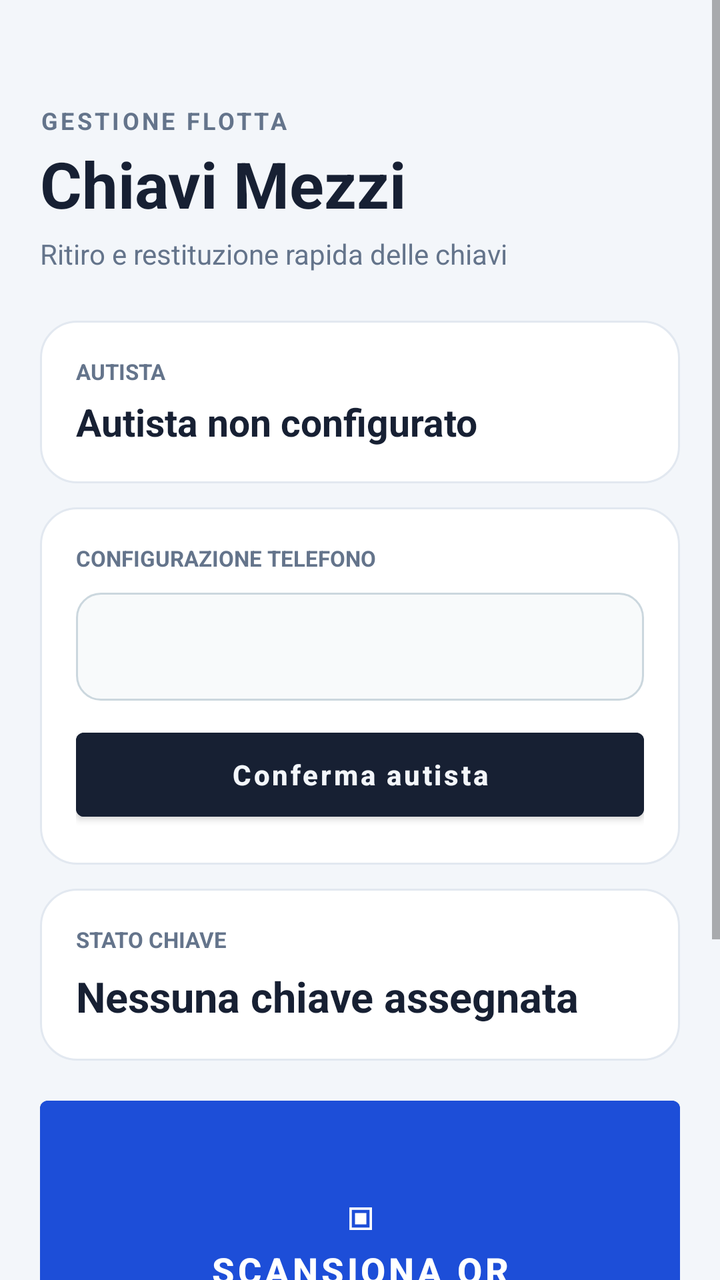
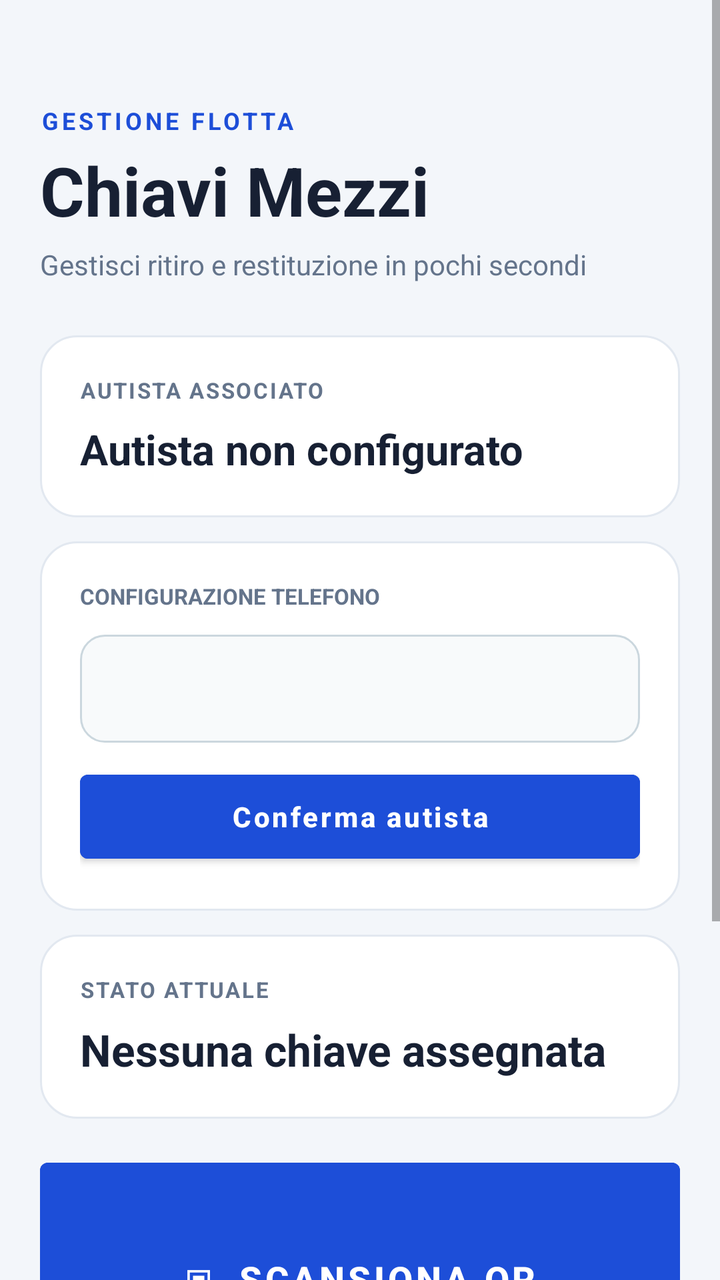

Screens rendered from an Android XML layout before and after an edit, with the pre-edit source and the edit as a unified diff.
<!-- AndroidManifest.xml: application theme Theme.GestioneChiavi -->
<!-- res/layout/activity_main.xml -->
<ScrollView xmlns:android="http://schemas.android.com/apk/res/android" android:layout_width="match_parent" android:layout_height="match_parent" android:background="@color/app_background" android:fillViewport="true" android:overScrollMode="never"><LinearLayout android:layout_width="match_parent" android:layout_height="wrap_content" android:orientation="vertical" android:paddingStart="20dp" android:paddingTop="52dp" android:paddingEnd="20dp" android:paddingBottom="28dp"><TextView android:layout_width="wrap_content" android:layout_height="wrap_content" android:text="GESTIONE FLOTTA" android:textColor="@color/text_secondary" android:textSize="12sp" android:textStyle="bold" android:letterSpacing="0.12"/><TextView android:layout_width="wrap_content" android:layout_height="wrap_content" android:layout_marginTop="2dp" android:text="Chiavi Mezzi" android:textColor="@color/text_primary" android:textSize="32sp" android:textStyle="bold"/><TextView android:layout_width="wrap_content" android:layout_height="wrap_content" android:layout_marginTop="4dp" android:text="Ritiro e restituzione rapida delle chiavi" android:textColor="@color/text_secondary" android:textSize="14sp"/><LinearLayout android:layout_width="match_parent" android:layout_height="wrap_content" android:layout_marginTop="24dp" android:background="@drawable/card_background" android:gravity="center_vertical" android:orientation="horizontal" android:padding="18dp"><LinearLayout android:layout_width="0dp" android:layout_height="wrap_content" android:layout_weight="1" android:orientation="vertical"><TextView android:layout_width="wrap_content" android:layout_height="wrap_content" android:text="AUTISTA" android:textColor="@color/text_secondary" android:textSize="11sp" android:textStyle="bold"/><TextView android:id="@+id/driver" android:layout_width="match_parent" android:layout_height="wrap_content" android:layout_marginTop="5dp" android:text="Autista non configurato" android:textColor="@color/text_primary" android:textSize="19sp" android:textStyle="bold"/></LinearLayout></LinearLayout><LinearLayout android:layout_width="match_parent" android:layout_height="wrap_content" android:layout_marginTop="12dp" android:background="@drawable/card_background" android:orientation="vertical" android:padding="18dp"><TextView android:layout_width="wrap_content" android:layout_height="wrap_content" android:text="CONFIGURAZIONE TELEFONO" android:textColor="@color/text_secondary" android:textSize="11sp" android:textStyle="bold"/><Spinner android:id="@+id/driverSpinner" android:layout_width="match_parent" android:layout_height="54dp" android:layout_marginTop="10dp" android:background="@drawable/input_background" android:paddingStart="14dp" android:paddingEnd="14dp"/><Button android:id="@+id/saveDriver" android:layout_width="match_parent" android:layout_height="54dp" android:layout_marginTop="10dp" android:backgroundTint="@color/text_primary" android:text="Conferma autista" android:textColor="@color/app_background" android:textAllCaps="false" android:textStyle="bold"/></LinearLayout><LinearLayout android:layout_width="match_parent" android:layout_height="wrap_content" android:layout_marginTop="12dp" android:background="@drawable/card_background" android:orientation="vertical" android:padding="18dp"><TextView android:layout_width="wrap_content" android:layout_height="wrap_content" android:text="STATO CHIAVE" android:textColor="@color/text_secondary" android:textSize="11sp" android:textStyle="bold"/><TextView android:id="@+id/status" android:layout_width="match_parent" android:layout_height="wrap_content" android:layout_marginTop="7dp" android:text="Nessuna chiave assegnata" android:textColor="@color/text_primary" android:textSize="21sp" android:textStyle="bold"/></LinearLayout><Button android:id="@+id/scan" android:layout_width="match_parent" android:layout_height="180dp" android:layout_marginTop="14dp" android:backgroundTint="@color/primary" android:gravity="center" android:lineSpacingExtra="5dp" android:text="▣\nSCANSIONA QR\nRitiro e restituzione chiave" android:textAllCaps="false" android:textColor="#FFFFFF" android:textSize="18sp" android:textStyle="bold"/><Button android:id="@+id/photo" android:layout_width="match_parent" android:layout_height="54dp" android:layout_marginTop="12dp" android:backgroundTint="@color/photo_button" android:text="Fotografa stato mezzo" android:textAllCaps="false" android:textColor="@color/primary" android:textStyle="bold" android:visibility="gone"/><TextView android:id="@+id/message" android:layout_width="match_parent" android:layout_height="wrap_content" android:layout_marginTop="14dp" android:background="@drawable/message_background" android:gravity="center" android:minHeight="42dp" android:padding="10dp" android:textColor="@color/text_primary" android:textSize="14sp" android:textStyle="bold"/><Button android:id="@+id/changeDriver" android:layout_width="match_parent" android:layout_height="50dp" android:layout_marginTop="14dp" android:backgroundTint="@color/secondary_button" android:text="Area responsabile / Cambio autista" android:textAllCaps="false" android:textColor="@color/text_primary" android:textStyle="bold"/></LinearLayout></ScrollView>
<!-- resources referenced by this layout -->
<resources>
  <color name="app_background">#F3F6FA</color>
  <color name="photo_button">#EFF6FF</color>
  <color name="primary">#1D4ED8</color>
  <color name="secondary_button">#E2E8F0</color>
  <color name="text_primary">#172033</color>
  <color name="text_secondary">#64748B</color>
  <!-- drawable card_background (drawable) -->
  <shape xmlns:android="http://schemas.android.com/apk/res/android" android:shape="rectangle"><solid android:color="@color/surface"/><corners android:radius="18dp"/><stroke android:width="1dp" android:color="@color/border"/></shape>
  <!-- drawable input_background (drawable) -->
  <shape xmlns:android="http://schemas.android.com/apk/res/android" android:shape="rectangle">
      <solid android:color="@color/surface_input" />
      <corners android:radius="12dp" />
      <stroke android:width="1dp" android:color="@color/border_input" />
      <padding android:left="8dp" android:top="4dp" android:right="8dp" android:bottom="4dp" />
  </shape>
  <!-- drawable message_background (drawable) -->
  <shape xmlns:android="http://schemas.android.com/apk/res/android" android:shape="rectangle">
      <solid android:color="@color/surface_message" />
      <corners android:radius="12dp" />
      <stroke android:width="1dp" android:color="@color/border_message" />
  </shape>
  <style name="Theme.GestioneChiavi" parent="Theme.MaterialComponents.DayNight.NoActionBar"><item name="colorPrimary">@color/primary</item><item name="colorPrimaryVariant">@color/primary_dark</item></style>
  <color name="surface">#FFFFFF</color>
  <color name="border">#E2E8F0</color>
  <color name="surface_input">#F8FAFB</color>
  <color name="border_input">#CBD7DE</color>
  <color name="surface_message">#EAF2F6</color>
  <color name="border_message">#D5E2E9</color>
  <color name="primary_dark">#173B57</color>
</resources>

<!-- the commit's change to res/layout/activity_main.xml (unified diff, before → after) -->
@@ -1 +1,45 @@
-<ScrollView xmlns:android="http://schemas.android.com/apk/res/android" android:layout_width="match_parent" android:layout_height="match_parent" android:background="@color/app_background" android:fillViewport="true" android:overScrollMode="never"><LinearLayout android:layout_width="match_parent" android:layout_height="wrap_content" android:orientation="vertical" android:paddingStart="20dp" android:paddingTop="52dp" android:paddingEnd="20dp" android:paddingBottom="28dp"><TextView android:layout_width="wrap_content" android:layout_height="wrap_content" android:text="GESTIONE FLOTTA" android:textColor="@color/text_secondary" android:textSize="12sp" android:textStyle="bold" android:letterSpacing="0.12"/><TextView android:layout_width="wrap_content" android:layout_height="wrap_content" android:layout_marginTop="2dp" android:text="Chiavi Mezzi" android:textColor="@color/text_primary" android:textSize="32sp" android:textStyle="bold"/><TextView android:layout_width="wrap_content" android:layout_height="wrap_content" android:layout_marginTop="4dp" android:text="Ritiro e restituzione rapida delle chiavi" android:textColor="@color/text_secondary" android:textSize="14sp"/><LinearLayout android:layout_width="match_parent" android:layout_height="wrap_content" android:layout_marginTop="24dp" android:background="@drawable/card_background" android:gravity="center_vertical" android:orientation="horizontal" android:padding="18dp"><LinearLayout android:layout_width="0dp" android:layout_height="wrap_content" android:layout_weight="1" android:orientation="vertical"><TextView android:layout_width="wrap_content" android:layout_height="wrap_content" android:text="AUTISTA" android:textColor="@color/text_secondary" android:textSize="11sp" android:textStyle="bold"/><TextView android:id="@+id/driver" android:layout_width="match_parent" android:layout_height="wrap_content" android:layout_marginTop="5dp" android:text="Autista non configurato" android:textColor="@color/text_primary" android:textSize="19sp" android:textStyle="bold"/></LinearLayout></LinearLayout><LinearLayout android:layout_width="match_parent" android:layout_height="wrap_content" android:layout_marginTop="12dp" android:background="@drawable/card_background" android:orientation="vertical" android:padding="18dp"><TextView android:layout_width="wrap_content" android:layout_height="wrap_content" android:text="CONFIGURAZIONE TELEFONO" android:textColor="@color/text_secondary" android:textSize="11sp" android:textStyle="bold"/><Spinner android:id="@+id/driverSpinner" android:layout_width="match_parent" android:layout_height="54dp" android:layout_marginTop="10dp" android:background="@drawable/input_background" android:paddingStart="14dp" android:paddingEnd="14dp"/><Button android:id="@+id/saveDriver" android:layout_width="match_parent" android:layout_height="54dp" android:layout_marginTop="10dp" android:backgroundTint="@color/text_primary" android:text="Conferma autista" android:textColor="@color/app_background" android:textAllCaps="false" android:textStyle="bold"/></LinearLayout><LinearLayout android:layout_width="match_parent" android:layout_height="wrap_content" android:layout_marginTop="12dp" android:background="@drawable/card_background" android:orientation="vertical" android:padding="18dp"><TextView android:layout_width="wrap_content" android:layout_height="wrap_content" android:text="STATO CHIAVE" android:textColor="@color/text_secondary" android:textSize="11sp" android:textStyle="bold"/><TextView android:id="@+id/status" android:layout_width="match_parent" android:layout_height="wrap_content" android:layout_marginTop="7dp" android:text="Nessuna chiave assegnata" android:textColor="@color/text_primary" android:textSize="21sp" android:textStyle="bold"/></LinearLayout><Button android:id="@+id/scan" android:layout_width="match_parent" android:layout_height="180dp" android:layout_marginTop="14dp" android:backgroundTint="@color/primary" android:gravity="center" android:lineSpacingExtra="5dp" android:text="▣\nSCANSIONA QR\nRitiro e restituzione chiave" android:textAllCaps="false" android:textColor="#FFFFFF" android:textSize="18sp" android:textStyle="bold"/><Button android:id="@+id/photo" android:layout_width="match_parent" android:layout_height="54dp" android:layout_marginTop="12dp" android:backgroundTint="@color/photo_button" android:text="Fotografa stato mezzo" android:textAllCaps="false" android:textColor="@color/primary" android:textStyle="bold" android:visibility="gone"/><TextView android:id="@+id/message" android:layout_width="match_parent" android:layout_height="wrap_content" android:layout_marginTop="14dp" android:background="@drawable/message_background" android:gravity="center" android:minHeight="42dp" android:padding="10dp" android:textColor="@color/text_primary" android:textSize="14sp" android:textStyle="bold"/><Button android:id="@+id/changeDriver" android:layout_width="match_parent" android:layout_height="50dp" android:layout_marginTop="14dp" android:backgroundTint="@color/secondary_button" android:text="Area responsabile / Cambio autista" android:textAllCaps="false" android:textColor="@color/text_primary" android:textStyle="bold"/></LinearLayout></ScrollView>
+<ScrollView xmlns:android="http://schemas.android.com/apk/res/android"
+    android:layout_width="match_parent"
+    android:layout_height="match_parent"
+    android:background="@color/app_background"
+    android:fillViewport="true"
+    android:overScrollMode="never">
+
+    <LinearLayout
+        android:layout_width="match_parent"
+        android:layout_height="wrap_content"
+        android:orientation="vertical"
+        android:paddingStart="20dp"
+        android:paddingTop="52dp"
+        android:paddingEnd="20dp"
+        android:paddingBottom="28dp">
+
+        <TextView android:layout_width="wrap_content" android:layout_height="wrap_content" android:text="GESTIONE FLOTTA" android:textColor="@color/primary" android:textSize="12sp" android:textStyle="bold" android:letterSpacing="0.14"/>
+        <TextView android:layout_width="wrap_content" android:layout_height="wrap_content" android:layout_marginTop="4dp" android:text="Chiavi Mezzi" android:textColor="@color/text_primary" android:textSize="34sp" android:textStyle="bold"/>
+        <TextView android:layout_width="wrap_content" android:layout_height="wrap_content" android:layout_marginTop="5dp" android:text="Gestisci ritiro e restituzione in pochi secondi" android:textColor="@color/text_secondary" android:textSize="14sp"/>
+
+        <LinearLayout android:layout_width="match_parent" android:layout_height="wrap_content" android:layout_marginTop="26dp" android:background="@drawable/card_background" android:orientation="vertical" android:padding="20dp">
+            <TextView android:layout_width="wrap_content" android:layout_height="wrap_content" android:text="AUTISTA ASSOCIATO" android:textColor="@color/text_secondary" android:textSize="11sp" android:textStyle="bold" android:letterSpacing="0.08"/>
+            <TextView android:id="@+id/driver" android:layout_width="match_parent" android:layout_height="wrap_content" android:layout_marginTop="8dp" android:text="Autista non configurato" android:textColor="@color/text_primary" android:textSize="21sp" android:textStyle="bold"/>
+        </LinearLayout>
+
+        <LinearLayout android:layout_width="match_parent" android:layout_height="wrap_content" android:layout_marginTop="12dp" android:background="@drawable/card_background" android:orientation="vertical" android:padding="20dp">
+            <TextView android:layout_width="wrap_content" android:layout_height="wrap_content" android:text="CONFIGURAZIONE TELEFONO" android:textColor="@color/text_secondary" android:textSize="11sp" android:textStyle="bold"/>
+            <Spinner android:id="@+id/driverSpinner" android:layout_width="match_parent" android:layout_height="54dp" android:layout_marginTop="12dp" android:background="@drawable/input_background" android:paddingStart="14dp" android:paddingEnd="14dp"/>
+            <Button android:id="@+id/saveDriver" android:layout_width="match_parent" android:layout_height="54dp" android:layout_marginTop="10dp" android:backgroundTint="@color/primary" android:text="Conferma autista" android:textColor="#FFFFFF" android:textAllCaps="false" android:textStyle="bold"/>
+        </LinearLayout>
+
+        <LinearLayout android:layout_width="match_parent" android:layout_height="wrap_content" android:layout_marginTop="12dp" android:background="@drawable/card_background" android:orientation="vertical" android:padding="20dp">
+            <TextView android:layout_width="wrap_content" android:layout_height="wrap_content" android:text="STATO ATTUALE" android:textColor="@color/text_secondary" android:textSize="11sp" android:textStyle="bold" android:letterSpacing="0.08"/>
+            <TextView android:id="@+id/status" android:layout_width="match_parent" android:layout_height="wrap_content" android:layout_marginTop="8dp" android:text="Nessuna chiave assegnata" android:textColor="@color/text_primary" android:textSize="22sp" android:textStyle="bold"/>
+        </LinearLayout>
+
+        <Button android:id="@+id/scan" android:layout_width="match_parent" android:layout_height="156dp" android:layout_marginTop="16dp" android:backgroundTint="@color/primary" android:elevation="5dp" android:gravity="center" android:lineSpacingExtra="6dp" android:text="▣  SCANSIONA QR\nRitira o restituisci la chiave" android:textAllCaps="false" android:textColor="#FFFFFF" android:textSize="18sp" android:textStyle="bold"/>
+
+        <Button android:id="@+id/photo" android:layout_width="match_parent" android:layout_height="56dp" android:layout_marginTop="12dp" android:backgroundTint="@color/photo_button" android:text="Fotografa stato mezzo" android:textAllCaps="false" android:textColor="@color/primary" android:textStyle="bold" android:visibility="gone"/>
+
+        <TextView android:id="@+id/message" android:layout_width="match_parent" android:layout_height="wrap_content" android:layout_marginTop="14dp" android:background="@drawable/message_background" android:gravity="center" android:minHeight="46dp" android:padding="12dp" android:textColor="@color/text_primary" android:textSize="14sp" android:textStyle="bold"/>
+
+        <Button android:id="@+id/changeDriver" android:layout_width="match_parent" android:layout_height="54dp" android:layout_marginTop="16dp" android:backgroundTint="@color/secondary_button" android:text="Area responsabile" android:textAllCaps="false" android:textColor="@color/text_primary" android:textStyle="bold"/>
+    </LinearLayout>
+</ScrollView>
